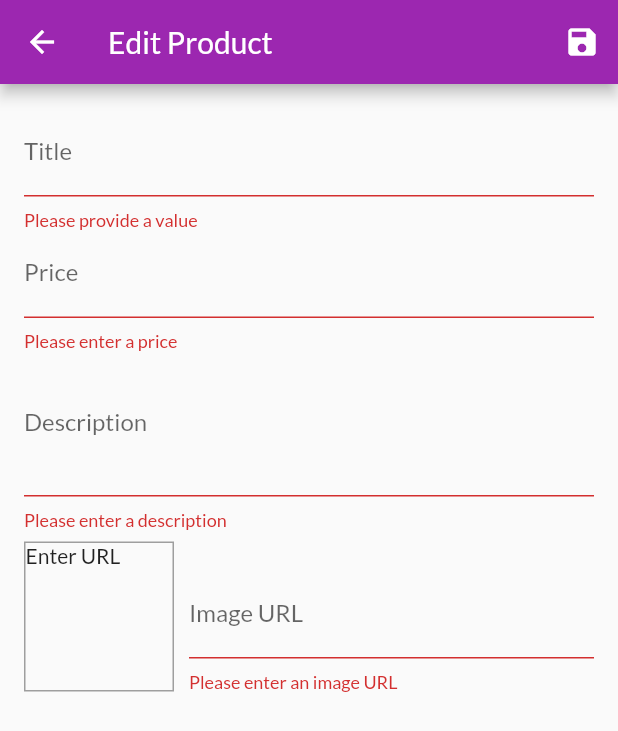
After one commit to Badrrahmaouy/shop_app, a Flutter app: the EditProductScreen screen opened by its route, after a tap on the "save" icon, on a phone screen of 412 x 824 dp. The commit adds this screen. Shown: the top 731 px of the screen. Run offline on Flutter 3.47's test engine with Material 2 defaults, Android fonts, the phone set to English and light mode, and no system bars; network calls fail.

Commit message:
end section 9

```diff
--- a/lib/provider/cart.dart
+++ b/lib/provider/cart.dart
@@ -62,8 +62,28 @@ class Cart with ChangeNotifier {
     notifyListeners();
   }
 
+  void removeSingleItem(String productId) {
+    if (!_items.containsKey(productId)) {
+      return;
+    }
+    if (_items[productId].quantity > 1) {
+      _items.update(
+        productId,
+        (value) => CartItem(
+          id: value.id,
+          title: value.title,
+          quantity: value.quantity - 1,
+          price: value.price,
+        ),
+      );
+    } else {
+      _items.remove(productId);
+    }
+		notifyListeners();
+  }
+
   void clear() {
     _items = {};
-		notifyListeners();
+    notifyListeners();
   }
 }
--- a/lib/provider/products.dart
+++ b/lib/provider/products.dart
@@ -65,8 +65,30 @@ class Products with ChangeNotifier {
   //   notifyListeners();
   // }
 
-  void addProduct() {
-    // _items.add(value);
+  void addProduct(Product product) {
+    final newProduct = Product(
+      title: product.title,
+      description: product.description,
+      price: product.price,
+      imageUrl: product.imageUrl,
+      id: DateTime.now().toString(),
+    );
+    _items.add(newProduct);
     notifyListeners();
   }
+
+  void updateProduct(String id, Product newProduct) {
+    final prodIndex = _items.indexWhere((prod) => prod.id == id);
+    if (prodIndex >= 0) {
+      _items[prodIndex] = newProduct;
+      notifyListeners();
+    } else {
+      print('...');
+    }
+  }
+
+  void deleteProduct(String id) {
+    _items.removeWhere((prod) => prod.id == id);
+		notifyListeners();
+  }
 }
--- a/lib/screens/cart_screen.dart
+++ b/lib/screens/cart_screen.dart
@@ -1,5 +1,6 @@
 import 'package:flutter/material.dart';
 import 'package:flutter_complete_guide/provider/orders.dart';
+import '../screens/products_overview_screen.dart';
 import 'package:provider/provider.dart';
 
 import '../provider/cart.dart' show Cart;
@@ -49,6 +50,8 @@ class CartScreen extends StatelessWidget {
                         cart.totalAmount,
                       );
                       cart.clear();
+                      Navigator.of(context).pushReplacementNamed(
+                          ProductsOverviewScreen.routeName);
                     },
                     child: Text('ORDER NOW'),
                     textColor: Theme.of(context).primaryColor,
--- /dev/null
+++ b/lib/screens/edit_product_screen.dart
@@ -0,0 +1,277 @@
+import 'package:flutter/material.dart';
+import 'package:provider/provider.dart';
+
+import '../provider/product.dart';
+import '../provider/products.dart';
+
+class EditProductScreen extends StatefulWidget {
+  static const routeName = '/edit-product';
+
+  @override
+  _EditProductScreenState createState() => _EditProductScreenState();
+}
+
+class _EditProductScreenState extends State<EditProductScreen> {
+  final _priceFocusNode = FocusNode();
+  final _descriptionFocusNode = FocusNode();
+  final _imageUrlController = TextEditingController();
+  final _imageFocusedNode = FocusNode();
+  final _form = GlobalKey<FormState>();
+  var _editedProduct = Product(
+    id: null,
+    title: '',
+    description: '',
+    price: 0,
+    imageUrl: '',
+  );
+  var _initValues = {
+    'title': '',
+    'description': '',
+    'price': '',
+    'imageUrl': '',
+  };
+  var _isInit = true;
+
+  @override
+  void initState() {
+    _imageFocusedNode.addListener(_updateImageUrl);
+    super.initState();
+  }
+
+  @override
+  void didChangeDependencies() {
+    if (_isInit) {
+      final productId = ModalRoute.of(context).settings.arguments as String;
+      if (productId != null) {
+        _editedProduct =
+            Provider.of<Products>(context, listen: false).findById(productId);
+        _initValues = {
+          'title': _editedProduct.title,
+          'description': _editedProduct.description,
+          'price': _editedProduct.price.toString(),
+          // 'imageUrl': _editedProduct.imageUrl,
+          'imageUrl': '',
+        };
+        _imageUrlController.text = _editedProduct.imageUrl;
+      }
+    }
+    _isInit = false;
+    super.didChangeDependencies();
+  }
+
+  @override
+  void dispose() {
+    _imageFocusedNode.removeListener(_updateImageUrl);
+    _priceFocusNode.dispose();
+    _descriptionFocusNode.dispose();
+    _imageUrlController.dispose();
+    _imageFocusedNode.dispose();
+    super.dispose();
+  }
+
+  void _updateImageUrl() {
+    if (!_imageFocusedNode.hasFocus) {
+      if ((!_imageUrlController.text.startsWith('http') &&
+              !_imageUrlController.text.startsWith('https')) ||
+          (!_imageUrlController.text.endsWith('.png') &&
+              !_imageUrlController.text.endsWith('.jpg') &&
+              !_imageUrlController.text.endsWith('.jpeg'))) {
+        return;
+      }
+      setState(() {});
+    }
+  }
+
+  void _saveForm() {
+    final isValid = _form.currentState.validate();
+    if (!isValid) {
+      return;
+    }
+    _form.currentState.save();
+    if (_editedProduct.id != null) {
+      Provider.of<Products>(context, listen: false)
+          .updateProduct(_editedProduct.id, _editedProduct);
+    } else {
+      Provider.of<Products>(context, listen: false).addProduct(_editedProduct);
+    }
+    Navigator.of(context).pop();
+  }
+
+  @override
+  Widget build(BuildContext context) {
+    return Scaffold(
+      appBar: AppBar(
+        title: Text('Edit Product'),
+        actions: [
+          IconButton(
+            icon: Icon(Icons.save),
+            onPressed: _saveForm,
+          ),
+        ],
+      ),
+      body: Padding(
+        padding: const EdgeInsets.all(16.0),
+        child: Form(
+          key: _form,
+          child: SingleChildScrollView(
+            child: Column(
+              children: [
+                TextFormField(
+                  initialValue: _initValues['title'],
+                  decoration: InputDecoration(labelText: 'Title'),
+                  textInputAction: TextInputAction.next,
+                  onFieldSubmitted: (_) {
+                    FocusScope.of(context).requestFocus(_priceFocusNode);
+                  },
+                  onSaved: (value) {
+                    _editedProduct = Product(
+                      title: value,
+                      description: _editedProduct.description,
+                      price: _editedProduct.price,
+                      id: _editedProduct.id,
+                      imageUrl: _editedProduct.imageUrl,
+                      isFavorite: _editedProduct.isFavorite,
+                    );
+                  },
+                  validator: (value) {
+                    if (value.isEmpty) {
+                      return 'Please provide a value';
+                    }
+                    return null;
+                  },
+                ),
+                TextFormField(
+                  initialValue: _initValues['price'],
+                  decoration: InputDecoration(labelText: 'Price'),
+                  textInputAction: TextInputAction.next,
+                  keyboardType: TextInputType.number,
+                  focusNode: _priceFocusNode,
+                  onFieldSubmitted: (_) {
+                    FocusScope.of(context).requestFocus(_descriptionFocusNode);
+                  },
+                  validator: (value) {
+                    if (value.isEmpty) {
+                      return 'Please enter a price';
+                    }
+                    if (double.tryParse(value) == null) {
+                      return 'Please enter a valid number';
+                    }
+                    if (double.parse(value) <= 0) {
+                      return 'Please enter a number greater than zero';
+                    }
+                    return null;
+                  },
+                  onSaved: (value) {
+                    _editedProduct = Product(
+                      title: _editedProduct.title,
+                      description: _editedProduct.description,
+                      price: double.parse(value),
+                      id: _editedProduct.id,
+                      imageUrl: _editedProduct.imageUrl,
+                      isFavorite: _editedProduct.isFavorite,
+                    );
+                  },
+                ),
+                TextFormField(
+                  initialValue: _initValues['description'],
+                  decoration: InputDecoration(labelText: 'Description'),
+                  maxLines: 3,
+                  textInputAction: TextInputAction.next,
+                  keyboardType: TextInputType.multiline,
+                  focusNode: _descriptionFocusNode,
+                  validator: (value) {
+                    if (value.isEmpty) {
+                      return 'Please enter a description';
+                    }
+                    if (value.length < 10) {
+                      return 'Should be at least 10 characters long';
+                    }
+                    return null;
+                  },
+                  onSaved: (value) {
+                    _editedProduct = Product(
+                      title: _editedProduct.title,
+                      description: value,
+                      price: _editedProduct.price,
+                      id: _editedProduct.id,
+                      imageUrl: _editedProduct.imageUrl,
+                      isFavorite: _editedProduct.isFavorite,
+                    );
+                  },
+                ),
+                Row(
+                  crossAxisAlignment: CrossAxisAlignment.end,
+                  children: [
+                    Container(
+                      width: 100,
+                      height: 100,
+                      margin: EdgeInsets.only(
+                        top: 8,
+                        right: 10,
+                      ),
+                      decoration: BoxDecoration(
+                          border: Border.all(
+                        width: 1,
+                        color: Colors.grey,
+                      )),
+                      child: Container(
+                        child: _imageUrlController.text.isEmpty
+                            ? Text('Enter URL')
+                            : FittedBox(
+                                child: Image.network(
+                                  _imageUrlController.text,
+                                  fit: BoxFit.cover,
+                                ),
+                              ),
+                      ),
+                    ),
+                    Expanded(
+                      child: TextFormField(
+                        decoration: InputDecoration(labelText: 'Image URL'),
+                        keyboardType: TextInputType.url,
+                        textInputAction: TextInputAction.done,
+                        controller: _imageUrlController,
+                        onEditingComplete: () {
+                          setState(() {});
+                        },
+                        focusNode: _imageFocusedNode,
+                        validator: (value) {
+                          if (value.isEmpty) {
+                            return 'Please enter an image URL';
+                          }
+                          if (!value.startsWith('http') &&
+                              !value.startsWith('https')) {
+                            return 'Please enter a valid URL';
+                          }
+                          if (!value.endsWith('.png') &&
+                              !value.endsWith('.jpg') &&
+                              !value.endsWith('.jpeg')) {
+                            return 'Please enter a valid image URL';
+                          }
+                          return null;
+                        },
+                        onSaved: (value) {
+                          _editedProduct = Product(
+                            title: _editedProduct.title,
+                            description: _editedProduct.description,
+                            price: _editedProduct.price,
+                            id: _editedProduct.id,
+                            imageUrl: value,
+                            isFavorite: _editedProduct.isFavorite,
+                          );
+                        },
+                        onFieldSubmitted: (_) {
+                          _saveForm();
+                        },
+                      ),
+                    )
+                  ],
+                )
+              ],
+            ),
+          ),
+        ),
+      ),
+    );
+  }
+}
--- a/lib/widgets/app_drawer.dart
+++ b/lib/widgets/app_drawer.dart
@@ -1,6 +1,7 @@
 import 'package:flutter/material.dart';
 
 import '../screens/orders_screen.dart';
+import '../screens/user_products_screen.dart';
 
 class AppDrawer extends StatelessWidget {
   @override
@@ -26,6 +27,14 @@ class AppDrawer extends StatelessWidget {
           onTap: () {
             Navigator.of(context).pushReplacementNamed(OrdersScreen.routeName);
           },
+        ),
+        Divider(),
+        ListTile(
+          leading: Icon(Icons.edit),
+          title: Text('Manage Products'),
+          onTap: () {
+            Navigator.of(context).pushReplacementNamed(UserProductsScreen.routeName);
+          },
         )
       ]),
     );
--- a/lib/widgets/order_item.dart
+++ b/lib/widgets/order_item.dart
@@ -41,7 +41,7 @@ class _OrderItemState extends State<OrderItem> {
             Container(
               padding: EdgeInsets.symmetric(horizontal: 15, vertical: 4),
               height: min(
-                widget.order.products.length * 20.0 + 10,
+                widget.order.products.length * 30.0 + 20,
                 100,
               ),
               child: ListView(
```
Also changed, not shown: lib/main.dart (+9 -5 lines), lib/screens/products_overview_screen.dart (+5 -2 lines), lib/screens/user_products_screen.dart (added, +47 -0 lines), lib/widgets/cart_item.dart (+25 -0 lines), lib/widgets/product_item.dart (+11 -0 lines), lib/widgets/user_product_item.dart (added, +47 -0 lines), 1 other file.
